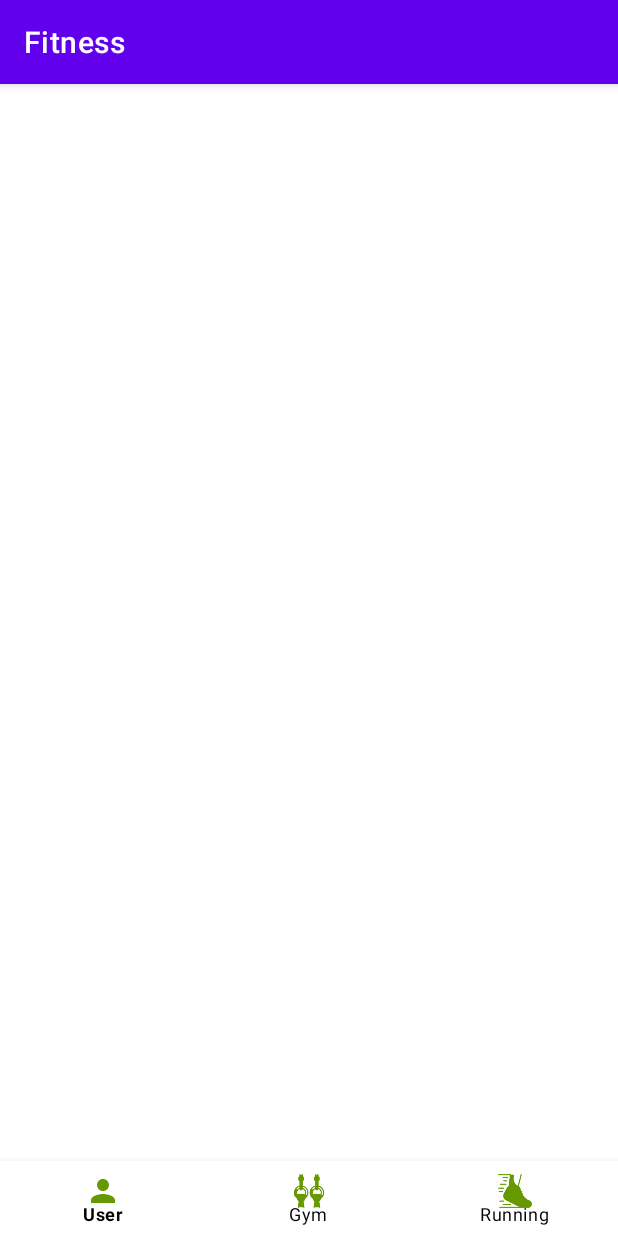
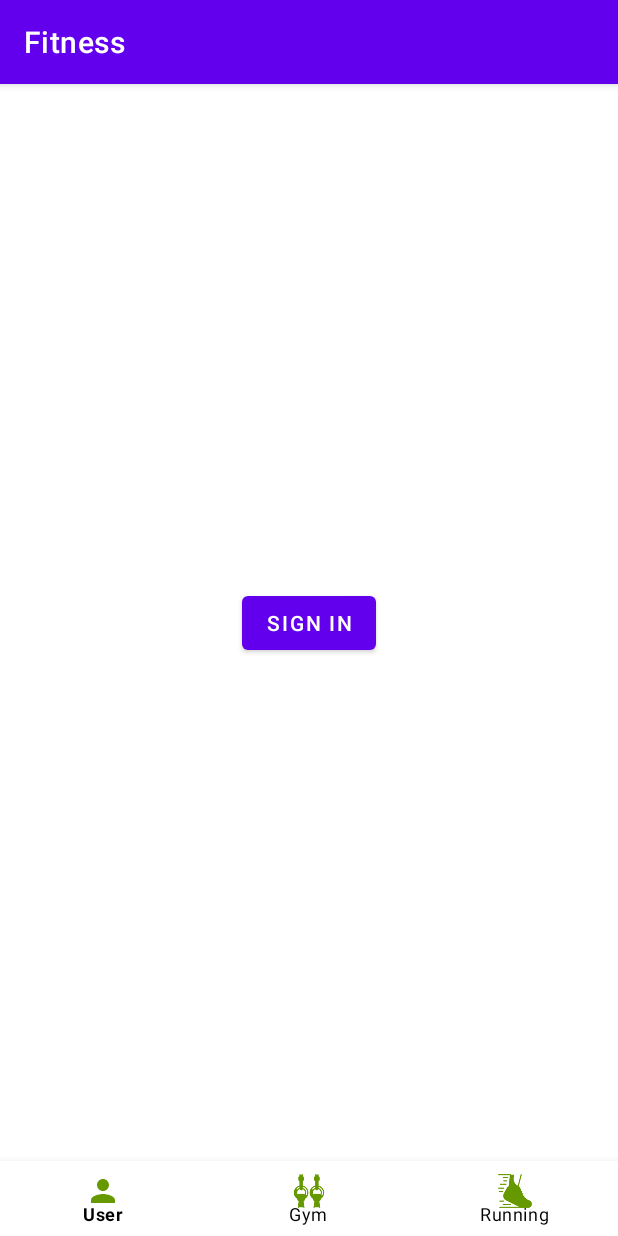
Before and after one commit to trungne/Fitness, an Android app: the screen it shows after launch (MainActivity), on a phone screen of 412 x 824 dp. Run offline under Robolectric (Android 15) with nearby library versions, the phone set to English and light mode, and no system bars; our stand-ins replace Firebase (no records; nobody signed in at launch, a user with empty details on screens opened directly); libraries missing offline, so code that uses them is left out: com.firebase.ui; 1 statement that could not run was skipped.

Commit message:
create signIn and signOut fragment

```diff
--- a/app/build.gradle
+++ b/app/build.gradle
@@ -38,6 +38,7 @@ dependencies {
     implementation 'androidx.constraintlayout:constraintlayout:2.1.2'
     implementation 'com.google.firebase:firebase-firestore:24.0.0'
     implementation 'com.google.firebase:firebase-auth:21.0.1'
+    implementation 'androidx.legacy:legacy-support-v4:1.0.0'
     testImplementation 'junit:junit:'
     testImplementation 'org.testng:testng:6.9.6'
     androidTestImplementation 'androidx.test.ext:junit:1.1.3'
--- a/app/src/main/java/com/main/fitness/ui/activities/MainActivity.java
+++ b/app/src/main/java/com/main/fitness/ui/activities/MainActivity.java
@@ -4,6 +4,7 @@ import android.content.Intent;
 import android.os.Bundle;
 import android.util.Log;
 import android.view.View;
+import android.widget.FrameLayout;
 import android.widget.Toast;
 
 import androidx.activity.result.ActivityResultLauncher;
@@ -20,6 +21,8 @@ import com.google.firebase.auth.FirebaseAuth;
 import com.google.firebase.auth.FirebaseUser;
 import com.main.fitness.R;
 import com.main.fitness.data.ViewModel.UserViewModel;
+import com.main.fitness.ui.fragments.RequireSignInFragment;
+import com.main.fitness.ui.fragments.UserFragment;
 
 import java.util.Arrays;
 import java.util.List;
@@ -30,12 +33,7 @@ public class MainActivity extends AppCompatActivity {
     private UserViewModel userViewModel;
     private FirebaseUser user;
     private BottomNavigationView bottomNavigationView;
-    private final FirebaseAuth mAuth = FirebaseAuth.getInstance();
-
-    private final ActivityResultLauncher<Intent> signInLauncher = registerForActivityResult(
-            new FirebaseAuthUIActivityResultContract(),
-            this::onSignInResult
-    );
+    private FrameLayout fragmentContainer;
 
     @Override
     protected void onCreate(Bundle savedInstanceState) {
@@ -43,65 +41,23 @@ public class MainActivity extends AppCompatActivity {
         setContentView(R.layout.activity_main);
         this.userViewModel = new ViewModelProvider(this).get(UserViewModel.class);
         this.bottomNavigationView = findViewById(R.id.MainActivityBottomNavigationView);
+        this.fragmentContainer = findViewById(R.id.MainActivityFragmentContainer);
+
         if (this.userViewModel.isLoggedIn()) {
             // redirect to dashboard
-            startActivity(new Intent(MainActivity.this, DashboardActivity.class));
-            finish();
-            return;
+            getSupportFragmentManager()
+                    .beginTransaction()
+                    .replace(R.id.MainActivityFragmentContainer,
+                            UserFragment.newInstance())
+                    .commit();
         } else {
             //redirect to login activity
-            createSignInIntent();
+            getSupportFragmentManager()
+                    .beginTransaction()
+                    .replace(R.id.MainActivityFragmentContainer,
+                            RequireSignInFragment.newInstance())
+                    .commit();
         }
     }
 
-    private void onSignInResult(FirebaseAuthUIAuthenticationResult result) {
-        IdpResponse response = result.getIdpResponse();
-        if (result.getResultCode() == RESULT_OK) {
-            // Successfully signed in
-            user = mAuth.getCurrentUser();
-            startActivity(new Intent(MainActivity.this, DashboardActivity.class));
-        } else {
-            // Sign in failed. If response is null the user canceled the
-            // sign-in flow using the back button. Otherwise check
-            // response.getError().getErrorCode() and handle the error.
-            if (response == null) {
-                finish();
-                return;
-            }
-            if (Objects.requireNonNull(response.getError()).getErrorCode() == ErrorCodes.NO_NETWORK) {
-                Toast.makeText(this, "No internet", Toast.LENGTH_SHORT).show();
-            } else if (response.getError().getErrorCode() == ErrorCodes.UNKNOWN_ERROR) {
-                Toast.makeText(this, String.valueOf(response.getError().getErrorCode()), Toast.LENGTH_SHORT).show();
-            }
-        }
-    }
-
-    public void createSignInIntent() {
-        Log.d(TAG, "createSignInIntent: called");
-        List<AuthUI.IdpConfig> providers = Arrays.asList(
-                new AuthUI.IdpConfig.EmailBuilder().build(),
-                new AuthUI.IdpConfig.PhoneBuilder().build(),
-                new AuthUI.IdpConfig.GoogleBuilder().build());
-        Intent signInIntent = AuthUI.getInstance()
-                .createSignInIntentBuilder()
-                .setAvailableProviders(providers)
-                .setTheme(R.style.LoginTheme)
-                .setLogo(R.drawable.login_logo)
-                .build();
-        signInLauncher.launch(signInIntent);
-    }
-
-    public void signInWithEmailAndPassword(View view) {
-        String email = user.getEmail(); // get email from UI
-        String password = ""; // get password from UI
-        this.userViewModel.signInWithEmailAndPassword(email, password)
-                .addOnCompleteListener(this, task -> {
-                    if (!task.isSuccessful()) {
-                        Toast.makeText(this, "Error with username or password!", Toast.LENGTH_SHORT).show();
-                        return;
-                    }
-                    Objects.requireNonNull(task.getResult()).getUser();
-                    // update user
-                });
-    }
 }
--- /dev/null
+++ b/app/src/main/java/com/main/fitness/ui/fragments/RequireSignInFragment.java
@@ -0,0 +1,115 @@
+package com.main.fitness.ui.fragments;
+
+import static android.app.Activity.RESULT_OK;
+
+import android.content.Intent;
+import android.os.Bundle;
+
+import androidx.activity.result.ActivityResultLauncher;
+import androidx.fragment.app.Fragment;
+
+import android.util.Log;
+import android.view.LayoutInflater;
+import android.view.View;
+import android.view.ViewGroup;
+import android.widget.Button;
+import android.widget.Toast;
+
+import com.firebase.ui.auth.AuthUI;
+import com.firebase.ui.auth.ErrorCodes;
+import com.firebase.ui.auth.FirebaseAuthUIActivityResultContract;
+import com.firebase.ui.auth.IdpResponse;
+import com.firebase.ui.auth.data.model.FirebaseAuthUIAuthenticationResult;
+import com.main.fitness.R;
+import com.main.fitness.ui.activities.DashboardActivity;
+import com.main.fitness.ui.activities.MainActivity;
+
+import java.util.Arrays;
+import java.util.List;
+import java.util.Objects;
+
+
+public class RequireSignInFragment extends Fragment {
+    private static final String TAG = "RequireSignInFragment";
+
+    private final ActivityResultLauncher<Intent> signInLauncher = registerForActivityResult(
+            new FirebaseAuthUIActivityResultContract(),
+            this::onSignInResult
+    );
+
+    public RequireSignInFragment() {
+        // Required empty public constructor
+    }
+
+    public static RequireSignInFragment newInstance() {
+        RequireSignInFragment fragment = new RequireSignInFragment();
+        Bundle args = new Bundle();
+        fragment.setArguments(args);
+        return fragment;
+    }
+
+    @Override
+    public void onCreate(Bundle savedInstanceState) {
+        super.onCreate(savedInstanceState);
+        if (getArguments() != null) {
+
+        }
+    }
+
+    private Button signInButton;
+
+    @Override
+    public View onCreateView(LayoutInflater inflater, ViewGroup container,
+                             Bundle savedInstanceState) {
+        View view = inflater.inflate(R.layout.fragment_require_sign_in, container, false);
+        this.signInButton =  view.findViewById(R.id.SignInFragmentSignInButton);
+        this.signInButton.setOnClickListener(v -> {
+            createSignInIntent();
+        });
+        return view;
+    }
+
+
+
+    private void onSignInResult(FirebaseAuthUIAuthenticationResult result) {
+        IdpResponse response = result.getIdpResponse();
+        if (result.getResultCode() == RESULT_OK) {
+            // Successfully signed in
+            getParentFragmentManager()
+                    .beginTransaction()
+                    .replace(R.id.MainActivityFragmentContainer,
+                            UserFragment.newInstance())
+                    .commit();
+            return;
+        } else {
+            // Sign in failed. If response is null the user canceled the
+            // sign-in flow using the back button. Otherwise check
+            // response.getError().getErrorCode() and handle the error.
+            if (response == null) {
+                return;
+            }
+            if (Objects.requireNonNull(response.getError()).getErrorCode() == ErrorCodes.NO_NETWORK) {
+                Toast.makeText(requireActivity(), "No internet", Toast.LENGTH_SHORT).show();
+            } else if (response.getError().getErrorCode() == ErrorCodes.UNKNOWN_ERROR) {
+                Toast.makeText(requireActivity(), String.valueOf(response.getError().getErrorCode()), Toast.LENGTH_SHORT).show();
+            }
+        }
+    }
+
+    public void createSignInIntent() {
+        Log.d(TAG, "createSignInIntent: called");
+        List<AuthUI.IdpConfig> providers = Arrays.asList(
+                new AuthUI.IdpConfig.EmailBuilder().build(),
+                new AuthUI.IdpConfig.PhoneBuilder().build(),
+                new AuthUI.IdpConfig.GoogleBuilder().build());
+        Intent signInIntent = AuthUI.getInstance()
+                .createSignInIntentBuilder()
+                .setAvailableProviders(providers)
+                .setTheme(R.style.LoginTheme)
+                .setLogo(R.drawable.login_logo)
+                .build();
+        signInLauncher.launch(signInIntent);
+    }
+
+
+}
--- a/app/src/main/res/layout/activity_main.xml
+++ b/app/src/main/res/layout/activity_main.xml
@@ -5,6 +5,15 @@
     android:layout_width="match_parent"
     android:layout_height="match_parent"
     tools:context=".ui.activities.MainActivity">
+
+    <FrameLayout
+        android:id="@+id/MainActivityFragmentContainer"
+        android:layout_width="0dp"
+        android:layout_height="0dp"
+        app:layout_constraintBottom_toTopOf="@+id/MainActivityBottomNavigationView"
+        app:layout_constraintEnd_toEndOf="parent"
+        app:layout_constraintStart_toStartOf="parent"
+        app:layout_constraintTop_toTopOf="parent" />
 
     <com.google.android.material.bottomnavigation.BottomNavigationView
         android:id="@+id/MainActivityBottomNavigationView"
--- /dev/null
+++ b/app/src/main/res/layout/fragment_require_sign_in.xml
@@ -0,0 +1,18 @@
+<?xml version="1.0" encoding="utf-8"?>
+<androidx.constraintlayout.widget.ConstraintLayout xmlns:android="http://schemas.android.com/apk/res/android"
+    xmlns:app="http://schemas.android.com/apk/res-auto"
+    xmlns:tools="http://schemas.android.com/tools"
+    android:layout_width="match_parent"
+    android:layout_height="match_parent"
+    tools:context=".ui.fragments.RequireSignInFragment">
+
+    <Button
+        android:id="@+id/SignInFragmentSignInButton"
+        android:layout_width="wrap_content"
+        android:layout_height="wrap_content"
+        android:text="Sign In"
+        app:layout_constraintBottom_toBottomOf="parent"
+        app:layout_constraintEnd_toEndOf="parent"
+        app:layout_constraintStart_toStartOf="parent"
+        app:layout_constraintTop_toTopOf="parent" />
+</androidx.constraintlayout.widget.ConstraintLayout>
--- a/app/src/main/res/values/strings.xml
+++ b/app/src/main/res/values/strings.xml
@@ -3,4 +3,6 @@
     <string name="what_would_you_like_to_exercise_today">What would you like to exercise today?</string>
     <string name="dashboard_running">TODO</string>
     <string name="dashboard_gym">TODO</string>
+    <!-- TODO: Remove or change this placeholder text -->
+    <string name="hello_blank_fragment">Hello blank fragment</string>
 </resources>
```
Also changed, not shown: app/src/main/java/com/main/fitness/ui/fragments/GymFragment.java (added, +66 -0 lines), app/src/main/java/com/main/fitness/ui/fragments/RunningFragment.java (added, +66 -0 lines), app/src/main/java/com/main/fitness/ui/fragments/UserFragment.java (added, +71 -0 lines), app/src/main/res/layout/fragment_gym.xml (added, +14 -0 lines), app/src/main/res/layout/fragment_running.xml (added, +14 -0 lines), app/src/main/res/layout/fragment_user.xml (added, +18 -0 lines).
